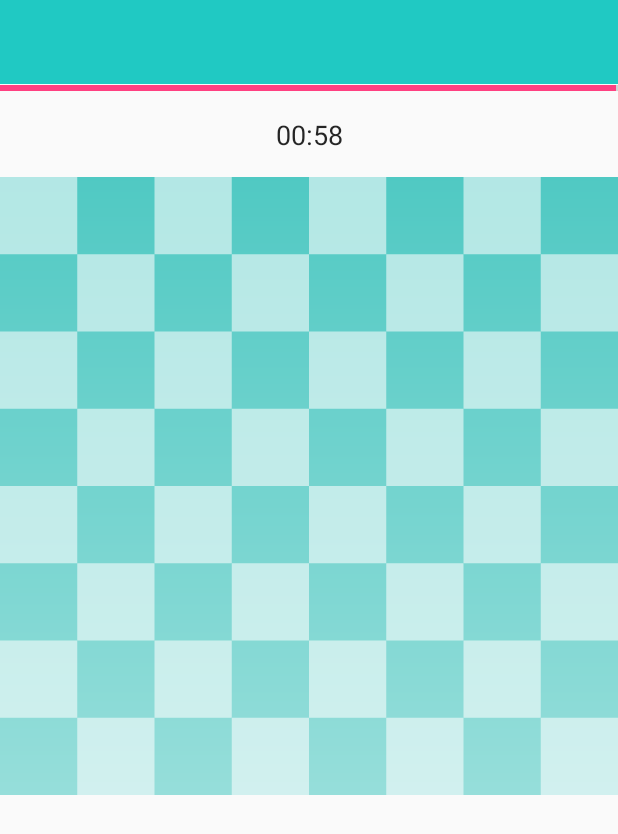
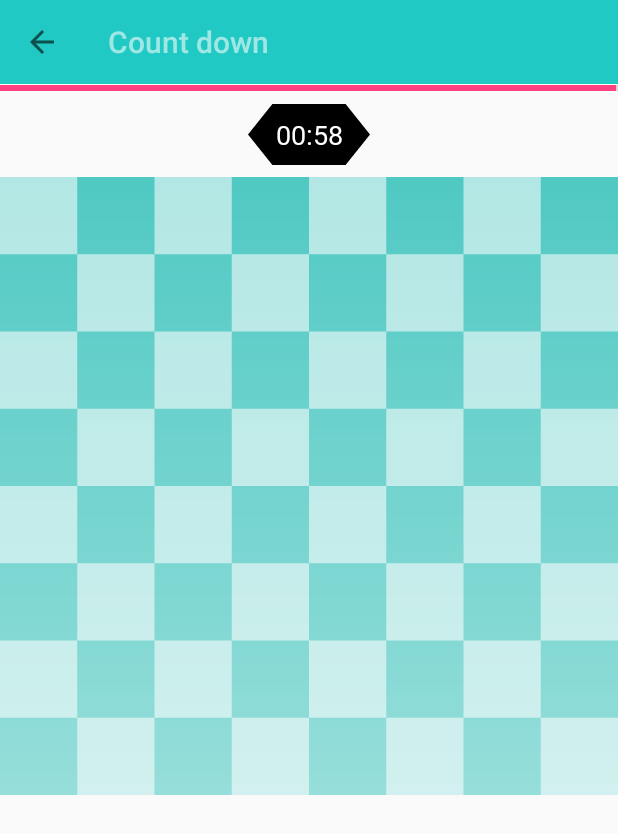
Before and after one commit to stidcardoso/chess, an Android app: the CountDownActivity screen opened directly, with no data from a screen before it, on a phone screen of 412 x 824 dp. Shown: the top 834 px of the screen. Run offline under Robolectric (Android 15) with nearby library versions, the phone set to English and light mode, and no system bars; our stand-ins replace Room's generated code; libraries missing offline, so code that uses them is left out: android.arch.persistence.

Commit message:
room android architecture

```diff
--- a/app/src/main/java/com/teda/chesstactics/data/entity/Position.kt
+++ b/app/src/main/java/com/teda/chesstactics/data/entity/Position.kt
@@ -8,7 +8,7 @@ import java.util.*
 @Entity(tableName = "position")
 class Position {
 
-    @PrimaryKey
+    @PrimaryKey(autoGenerate = true)
     var id: Int = 0
     var pgn = ""
     var initialPosition: String = ""
--- a/app/src/main/java/com/teda/chesstactics/ui/CategoriesFragment.kt
+++ b/app/src/main/java/com/teda/chesstactics/ui/CategoriesFragment.kt
@@ -39,7 +39,7 @@ class CategoriesFragment : Fragment() {
         btnFiveMinute.setOnClickListener {
             startCountDownActivity(5)
         }
-        recyclerPackages.layoutManager = GridLayoutManager(activity, 2)
+        recyclerPackages.layoutManager = GridLayoutManager(activity, 3)
         recyclerPackages.addItemDecoration(GridSpace(8))
         recyclerPackages.adapter = MAdapter(arrayListOf())
     }
--- a/app/src/main/java/com/teda/chesstactics/ui/CountDownActivity.kt
+++ b/app/src/main/java/com/teda/chesstactics/ui/CountDownActivity.kt
@@ -10,6 +10,7 @@ import android.os.Bundle
 import android.os.CountDownTimer
 import android.support.v4.content.ContextCompat
 import android.support.v7.app.AppCompatActivity
+import android.support.v7.widget.Toolbar
 import android.view.View
 import com.teda.chesstactics.Constants
 import com.teda.chesstactics.R
@@ -33,10 +34,16 @@ class CountDownActivity : AppCompatActivity(), ChessPieces.ChessCallback {
     private lateinit var countDown: CountDownTimer
     private val animation by lazy { ObjectAnimator.ofInt(progressBar, "progress", 1000, 0) }
     private lateinit var countDownViewModel: CountDownViewModel
+    lateinit var mToolbar: Toolbar
 
     override fun onCreate(savedInstanceState: Bundle?) {
         super.onCreate(savedInstanceState)
         setContentView(R.layout.activity_count_down)
+        mToolbar = toolbar as Toolbar
+        mToolbar.setTitle(R.string.count_down)
+        setSupportActionBar(mToolbar)
+        supportActionBar?.setDisplayHomeAsUpEnabled(true)
+        supportActionBar?.setDisplayShowHomeEnabled(true)
         time = intent.getIntExtra(Constants.EXTRAS_TIME_COUNT_DOWN, 1) * 60
         countDownViewModel = ViewModelProviders.of(this).get(CountDownViewModel::class.java)
         countDownViewModel.getPosition().observe(this, Observer { position ->
@@ -145,4 +152,9 @@ class CountDownActivity : AppCompatActivity(), ChessPieces.ChessCallback {
             }
         }
     }
+
+    override fun onSupportNavigateUp(): Boolean {
+        onBackPressed()
+        return true
+    }
 }
--- /dev/null
+++ b/app/src/main/res/drawable/clock_background.xml
@@ -0,0 +1,12 @@
+<?xml version="1.0" encoding="utf-8"?>
+<vector xmlns:android="http://schemas.android.com/apk/res/android"
+    android:width="200dp"
+    android:height="100dp"
+    android:viewportHeight="100"
+    android:viewportWidth="200">
+
+    <path
+        android:fillColor="#000000"
+        android:pathData="M 0,50 L 40,0 160,0 200,50 160,100 40,100" />
+
+</vector>
--- /dev/null
+++ b/app/src/main/res/drawable/ic_favorite_black_24dp.xml
@@ -0,0 +1,5 @@
+<vector android:height="24dp" android:tint="#FFFFFF"
+    android:viewportHeight="24.0" android:viewportWidth="24.0"
+    android:width="24dp" xmlns:android="http://schemas.android.com/apk/res/android">
+    <path android:fillColor="#FF000000" android:pathData="M12,21.35l-1.45,-1.32C5.4,15.36 2,12.28 2,8.5 2,5.42 4.42,3 7.5,3c1.74,0 3.41,0.81 4.5,2.09C13.09,3.81 14.76,3 16.5,3 19.58,3 22,5.42 22,8.5c0,3.78 -3.4,6.86 -8.55,11.54L12,21.35z"/>
+</vector>
--- /dev/null
+++ b/app/src/main/res/drawable/ic_favorite_border_24dp.xml
@@ -0,0 +1,5 @@
+<vector android:height="24dp" android:tint="#FFFFFF"
+    android:viewportHeight="24.0" android:viewportWidth="24.0"
+    android:width="24dp" xmlns:android="http://schemas.android.com/apk/res/android">
+    <path android:fillColor="#FF000000" android:pathData="M16.5,3c-1.74,0 -3.41,0.81 -4.5,2.09C10.91,3.81 9.24,3 7.5,3 4.42,3 2,5.42 2,8.5c0,3.78 3.4,6.86 8.55,11.54L12,21.35l1.45,-1.32C18.6,15.36 22,12.28 22,8.5 22,5.42 19.58,3 16.5,3zM12.1,18.55l-0.1,0.1 -0.1,-0.1C7.14,14.24 4,11.39 4,8.5 4,6.5 5.5,5 7.5,5c1.54,0 3.04,0.99 3.57,2.36h1.87C13.46,5.99 14.96,5 16.5,5c2,0 3.5,1.5 3.5,3.5 0,2.89 -3.14,5.74 -7.9,10.05z"/>
+</vector>
--- /dev/null
+++ b/app/src/main/res/drawable/ic_shopping_cart_black_24dp.xml
@@ -0,0 +1,5 @@
+<vector android:height="24dp" android:tint="#FFFFFF"
+    android:viewportHeight="24.0" android:viewportWidth="24.0"
+    android:width="24dp" xmlns:android="http://schemas.android.com/apk/res/android">
+    <path android:fillColor="#FF000000" android:pathData="M7,18c-1.1,0 -1.99,0.9 -1.99,2S5.9,22 7,22s2,-0.9 2,-2 -0.9,-2 -2,-2zM1,2v2h2l3.6,7.59 -1.35,2.45c-0.16,0.28 -0.25,0.61 -0.25,0.96 0,1.1 0.9,2 2,2h12v-2L7.42,15c-0.14,0 -0.25,-0.11 -0.25,-0.25l0.03,-0.12 0.9,-1.63h7.45c0.75,0 1.41,-0.41 1.75,-1.03l3.58,-6.49c0.08,-0.14 0.12,-0.31 0.12,-0.48 0,-0.55 -0.45,-1 -1,-1L5.21,4l-0.94,-2L1,2zM17,18c-1.1,0 -1.99,0.9 -1.99,2s0.89,2 1.99,2 2,-0.9 2,-2 -0.9,-2 -2,-2z"/>
+</vector>
--- a/app/src/main/res/layout/activity_count_down.xml
+++ b/app/src/main/res/layout/activity_count_down.xml
@@ -20,8 +20,18 @@
         app:layout_constraintStart_toStartOf="parent"
         app:layout_constraintTop_toBottomOf="@+id/toolbar" />
 
+    <ImageView
+        android:layout_width="wrap_content"
+        android:layout_height="0dp"
+        android:layout_marginBottom="8dp"
+        android:layout_marginTop="8dp"
+        app:layout_constraintBottom_toTopOf="@id/chessBoard"
+        app:layout_constraintEnd_toEndOf="parent"
+        app:layout_constraintStart_toStartOf="parent"
+        app:layout_constraintTop_toBottomOf="@id/progressBar"
+        app:srcCompat="@drawable/clock_background" />
+
     <TextView
-        android:textAppearance="@style/Base.TextAppearance.AppCompat.Medium"
         android:id="@+id/textCountDown"
         android:layout_width="wrap_content"
         android:layout_height="wrap_content"
@@ -30,8 +40,10 @@
         android:layout_marginRight="8dp"
         android:layout_marginStart="8dp"
         android:layout_marginTop="16dp"
-        android:textColor="@color/textPrimary"
+        android:fontFamily="@font/roboto_regular"
         android:text="0:00"
+        android:textAppearance="@style/Base.TextAppearance.AppCompat.Medium"
+        android:textColor="#ffffff"
         app:layout_constraintEnd_toEndOf="parent"
         app:layout_constraintStart_toStartOf="parent"
         app:layout_constraintTop_toBottomOf="@+id/progressBar" />
@@ -98,5 +110,4 @@
         android:visibility="gone"
         app:constraint_referenced_ids="imageCircle, imageResult, viewOver" />
 
-
 </android.support.constraint.ConstraintLayout>
--- a/app/src/main/res/layout/toolbar.xml
+++ b/app/src/main/res/layout/toolbar.xml
@@ -5,6 +5,7 @@
     android:layout_width="match_parent"
     android:layout_height="?attr/actionBarSize"
     android:background="@color/colorPrimary"
+    app:titleTextColor="@color/white"
     app:contentInsetEnd="0dp"
     app:contentInsetStart="0dp">
 
--- a/app/src/main/res/values/strings.xml
+++ b/app/src/main/res/values/strings.xml
@@ -1,5 +1,8 @@
 <resources>
     <string name="app_name">Chess Tactics</string>
+
+    <!--Titles-->
+    <string name="count_down">Count down</string>
 
     <!--TextView-->
     <string name="easy">Easy</string>
@@ -8,6 +11,7 @@
     <string name="play">Play</string>
     <string name="time_out">Time out</string>
     <string name="results">Results</string>
+    <string name="packages">Packages</string>
 
     <!--Menu-->
     <string name="categories">Categories</string>
```
Also changed, not shown: app/src/main/java/com/teda/chesstactics/data/entity/Package.kt (added, +12 -0 lines), app/src/main/java/com/teda/chesstactics/data/entity/PackagePositions.kt (added, +12 -0 lines), app/src/main/res/layout/fragment_categories.xml (+5 -2 lines), app/src/main/res/layout/item.xml (+7 -4 lines), app/src/main/res/values/styles.xml (+12 -0 lines), app/src/main/res/font/roboto_light.ttf (added), 1 other file.
